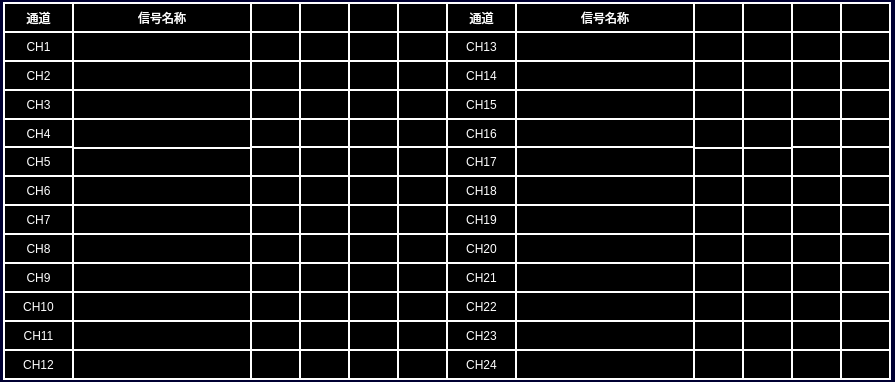
Old version of the form tcdicontrol.ui in the repository 994656234/HHL.
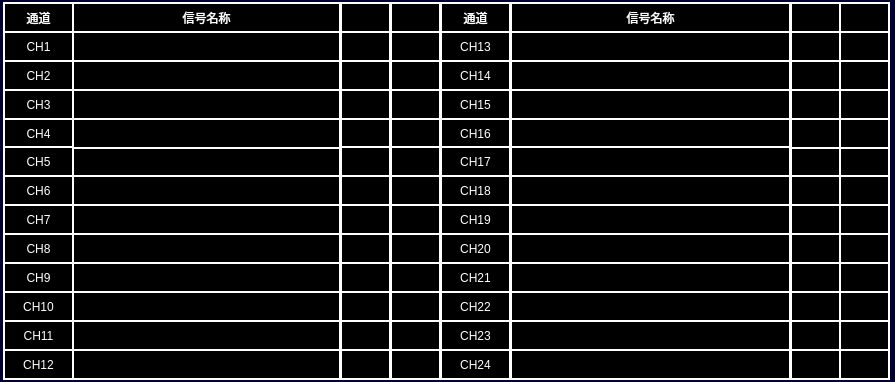
New version of the form.

The edit to the form file:
```diff
--- a/tcdicontrol.ui
+++ b/tcdicontrol.ui
@@ -31,7 +31,7 @@
   <widget class="QLabel" name="lbl_CH3_State2">
    <property name="geometry">
     <rect>
-     <x>299</x>
+     <x>390</x>
      <y>89</y>
      <width>51</width>
      <height>31</height>
@@ -47,7 +47,7 @@
   <widget class="QLabel" name="lbl_CH24_State1">
    <property name="geometry">
     <rect>
-     <x>693</x>
+     <x>790</x>
      <y>349</y>
      <width>51</width>
      <height>31</height>
@@ -63,7 +63,7 @@
   <widget class="QLabel" name="lbl_CH17_State2">
    <property name="geometry">
     <rect>
-     <x>742</x>
+     <x>839</x>
      <y>146</y>
      <width>51</width>
      <height>31</height>
@@ -79,9 +79,9 @@
   <widget class="QLabel" name="lbl_CH15_Name">
    <property name="geometry">
     <rect>
-     <x>515</x>
+     <x>510</x>
      <y>89</y>
-     <width>180</width>
+     <width>281</width>
      <height>31</height>
     </rect>
    </property>
@@ -95,9 +95,9 @@
   <widget class="QLabel" name="lbl_CH16_Name">
    <property name="geometry">
     <rect>
-     <x>515</x>
+     <x>510</x>
      <y>118</y>
-     <width>180</width>
+     <width>281</width>
      <height>31</height>
     </rect>
    </property>
@@ -113,7 +113,7 @@
     <rect>
      <x>72</x>
      <y>320</y>
-     <width>180</width>
+     <width>269</width>
      <height>31</height>
     </rect>
    </property>
@@ -127,7 +127,7 @@
   <widget class="QLabel" name="lbl_CH18_State1">
    <property name="geometry">
     <rect>
-     <x>693</x>
+     <x>790</x>
      <y>175</y>
      <width>51</width>
      <height>31</height>
@@ -143,7 +143,7 @@
   <widget class="QLabel" name="lbl_CH13_State2">
    <property name="geometry">
     <rect>
-     <x>742</x>
+     <x>839</x>
      <y>31</y>
      <width>51</width>
      <height>31</height>
@@ -161,7 +161,7 @@
     <rect>
      <x>72</x>
      <y>60</y>
-     <width>180</width>
+     <width>269</width>
      <height>31</height>
     </rect>
    </property>
@@ -175,7 +175,7 @@
   <widget class="QLabel" name="lblTitle_9">
    <property name="geometry">
     <rect>
-     <x>446</x>
+     <x>440</x>
      <y>2</y>
      <width>71</width>
      <height>31</height>
@@ -191,9 +191,9 @@
   <widget class="QLabel" name="lbl_CH24_Name">
    <property name="geometry">
     <rect>
-     <x>515</x>
+     <x>510</x>
      <y>349</y>
-     <width>180</width>
+     <width>281</width>
      <height>31</height>
     </rect>
    </property>
@@ -207,9 +207,9 @@
   <widget class="QLabel" name="lbl_CH23_Name">
    <property name="geometry">
     <rect>
-     <x>515</x>
+     <x>510</x>
      <y>320</y>
-     <width>180</width>
+     <width>281</width>
      <height>31</height>
     </rect>
    </property>
@@ -223,9 +223,9 @@
   <widget class="QLabel" name="lbl_CH17_Name">
    <property name="geometry">
     <rect>
-     <x>515</x>
+     <x>510</x>
      <y>146</y>
-     <width>180</width>
+     <width>281</width>
      <height>31</height>
     </rect>
    </property>
@@ -239,7 +239,7 @@
   <widget class="QLabel" name="lbl_CH9_State2">
    <property name="geometry">
     <rect>
-     <x>299</x>
+     <x>390</x>
      <y>262</y>
      <width>51</width>
      <height>31</height>
@@ -255,7 +255,7 @@
   <widget class="QLabel" name="lbl_CH23">
    <property name="geometry">
     <rect>
-     <x>446</x>
+     <x>440</x>
      <y>320</y>
      <width>71</width>
      <height>31</height>
@@ -273,7 +273,7 @@
     <rect>
      <x>72</x>
      <y>175</y>
-     <width>180</width>
+     <width>269</width>
      <height>31</height>
     </rect>
    </property>
@@ -287,7 +287,7 @@
   <widget class="QLabel" name="lbl_CH13">
    <property name="geometry">
     <rect>
-     <x>446</x>
+     <x>440</x>
      <y>31</y>
      <width>71</width>
      <height>31</height>
@@ -303,7 +303,7 @@
   <widget class="QLabel" name="lbl_CH2_State1">
    <property name="geometry">
     <rect>
-     <x>250</x>
+     <x>340</x>
      <y>60</y>
      <width>51</width>
      <height>31</height>
@@ -319,7 +319,7 @@
   <widget class="QLabel" name="lbl_CH3_State1">
    <property name="geometry">
     <rect>
-     <x>250</x>
+     <x>340</x>
      <y>89</y>
      <width>51</width>
      <height>31</height>
@@ -335,7 +335,7 @@
   <widget class="QLabel" name="lbl_CH19">
    <property name="geometry">
     <rect>
-     <x>446</x>
+     <x>440</x>
      <y>204</y>
      <width>71</width>
      <height>31</height>
@@ -351,7 +351,7 @@
   <widget class="QLabel" name="lbl_CH12_State2">
    <property name="geometry">
     <rect>
-     <x>299</x>
+     <x>390</x>
      <y>349</y>
      <width>51</width>
      <height>31</height>
@@ -367,7 +367,7 @@
   <widget class="QLabel" name="lbl_CH10_State2">
    <property name="geometry">
     <rect>
-     <x>299</x>
+     <x>390</x>
      <y>291</y>
      <width>51</width>
      <height>31</height>
@@ -383,7 +383,7 @@
   <widget class="QLabel" name="lbl_CH20_State2">
    <property name="geometry">
     <rect>
-     <x>742</x>
+     <x>839</x>
      <y>233</y>
      <width>51</width>
      <height>31</height>
@@ -399,7 +399,7 @@
   <widget class="QLabel" name="lbl_CH9_State1">
    <property name="geometry">
     <rect>
-     <x>250</x>
+     <x>340</x>
      <y>262</y>
      <width>51</width>
      <height>31</height>
@@ -415,9 +415,9 @@
   <widget class="QLabel" name="lbl_CH14_Name">
    <property name="geometry">
     <rect>
-     <x>515</x>
+     <x>510</x>
      <y>60</y>
-     <width>180</width>
+     <width>281</width>
      <height>31</height>
     </rect>
    </property>
@@ -431,7 +431,7 @@
   <widget class="QLabel" name="lbl_CH14_State2">
    <property name="geometry">
     <rect>
-     <x>742</x>
+     <x>839</x>
      <y>60</y>
      <width>51</width>
      <height>31</height>
@@ -463,9 +463,9 @@
   <widget class="QLabel" name="lbl_CH18_Name">
    <property name="geometry">
     <rect>
-     <x>515</x>
+     <x>510</x>
      <y>175</y>
-     <width>180</width>
+     <width>281</width>
      <height>31</height>
     </rect>
    </property>
@@ -481,7 +481,7 @@
     <rect>
      <x>72</x>
      <y>89</y>
-     <width>180</width>
+     <width>269</width>
      <height>31</height>
     </rect>
    </property>
@@ -497,7 +497,7 @@
     <rect>
      <x>72</x>
      <y>204</y>
-     <width>180</width>
+     <width>269</width>
      <height>31</height>
     </rect>
    </property>
@@ -511,7 +511,7 @@
   <widget class="QLabel" name="lbl_CH5_State2">
    <property name="geometry">
     <rect>
-     <x>299</x>
+     <x>390</x>
      <y>146</y>
      <width>51</width>
      <height>31</height>
@@ -527,7 +527,7 @@
   <widget class="QLabel" name="lbl_CH20">
    <property name="geometry">
     <rect>
-     <x>446</x>
+     <x>440</x>
      <y>233</y>
      <width>71</width>
      <height>31</height>
@@ -543,7 +543,7 @@
   <widget class="QLabel" name="lbl_CH22_State1">
    <property name="geometry">
     <rect>
-     <x>693</x>
+     <x>790</x>
      <y>291</y>
      <width>51</width>
      <height>31</height>
@@ -559,7 +559,7 @@
   <widget class="QLabel" name="lbl_CH8_State2">
    <property name="geometry">
     <rect>
-     <x>299</x>
+     <x>390</x>
      <y>233</y>
      <width>51</width>
      <height>31</height>
@@ -575,7 +575,7 @@
   <widget class="QLabel" name="TrainType5">
    <property name="geometry">
     <rect>
-     <x>693</x>
+     <x>790</x>
      <y>2</y>
      <width>51</width>
      <height>31</height>
@@ -607,7 +607,7 @@
   <widget class="QLabel" name="lbl_CH10_State1">
    <property name="geometry">
     <rect>
-     <x>250</x>
+     <x>340</x>
      <y>291</y>
      <width>51</width>
      <height>31</height>
@@ -655,7 +655,7 @@
   <widget class="QLabel" name="lbl_CH15_State2">
    <property name="geometry">
     <rect>
-     <x>742</x>
+     <x>839</x>
      <y>89</y>
      <width>51</width>
      <height>31</height>
@@ -673,7 +673,7 @@
     <rect>
      <x>72</x>
      <y>146</y>
-     <width>180</width>
+     <width>269</width>
      <height>31</height>
     </rect>
    </property>
@@ -703,7 +703,7 @@
   <widget class="QLabel" name="lbl_CH11_State2">
    <property name="geometry">
     <rect>
-     <x>299</x>
+     <x>390</x>
      <y>320</y>
      <width>51</width>
      <height>31</height>
@@ -719,7 +719,7 @@
   <widget class="QLabel" name="lbl_CH14_State1">
    <property name="geometry">
     <rect>
-     <x>693</x>
+     <x>790</x>
      <y>60</y>
      <width>51</width>
      <height>31</height>
@@ -735,9 +735,9 @@
   <widget class="QLabel" name="lbl_CH13_Name">
    <property name="geometry">
     <rect>
-     <x>515</x>
+     <x>510</x>
      <y>31</y>
-     <width>180</width>
+     <width>281</width>
      <height>31</height>
     </rect>
    </property>
@@ -753,7 +753,7 @@
     <rect>
      <x>72</x>
      <y>233</y>
-     <width>180</width>
+     <width>269</width>
      <height>31</height>
     </rect>
    </property>
@@ -767,7 +767,7 @@
   <widget class="QLabel" name="lbl_CH21_State2">
    <property name="geometry">
     <rect>
-     <x>742</x>
+     <x>839</x>
      <y>262</y>
      <width>51</width>
      <height>31</height>
@@ -799,7 +799,7 @@
   <widget class="QLabel" name="lbl_CH4_State1">
    <property name="geometry">
     <rect>
-     <x>250</x>
+     <x>340</x>
      <y>118</y>
      <width>51</width>
      <height>31</height>
@@ -815,7 +815,7 @@
   <widget class="QLabel" name="lbl_CH6_State2">
    <property name="geometry">
     <rect>
-     <x>299</x>
+     <x>390</x>
      <y>175</y>
      <width>51</width>
      <height>31</height>
@@ -831,7 +831,7 @@
   <widget class="QLabel" name="lbl_CH15_State1">
    <property name="geometry">
     <rect>
-     <x>693</x>
+     <x>790</x>
      <y>89</y>
      <width>51</width>
      <height>31</height>
@@ -847,7 +847,7 @@
   <widget class="QLabel" name="lbl_CH12_State1">
    <property name="geometry">
     <rect>
-     <x>250</x>
+     <x>340</x>
      <y>349</y>
      <width>51</width>
      <height>31</height>
@@ -863,7 +863,7 @@
   <widget class="QLabel" name="lbl_CH21">
    <property name="geometry">
     <rect>
-     <x>446</x>
+     <x>440</x>
      <y>262</y>
      <width>71</width>
      <height>31</height>
@@ -879,9 +879,9 @@
   <widget class="QLabel" name="lbl_CH19_Name">
    <property name="geometry">
     <rect>
-     <x>515</x>
+     <x>510</x>
      <y>204</y>
-     <width>180</width>
+     <width>281</width>
      <height>31</height>
     </rect>
    </property>
@@ -911,7 +911,7 @@
   <widget class="QLabel" name="lbl_CH24_State2">
    <property name="geometry">
     <rect>
-     <x>742</x>
+     <x>839</x>
      <y>349</y>
      <width>51</width>
      <height>31</height>
@@ -929,7 +929,7 @@
     <rect>
      <x>72</x>
      <y>118</y>
-     <width>180</width>
+     <width>269</width>
      <height>31</height>
     </rect>
    </property>
@@ -959,7 +959,7 @@
   <widget class="QLabel" name="lbl_CH22">
    <property name="geometry">
     <rect>
-     <x>446</x>
+     <x>440</x>
      <y>291</y>
      <width>71</width>
      <height>31</height>
@@ -975,7 +975,7 @@
   <widget class="QLabel" name="lbl_CH18_State2">
    <property name="geometry">
     <rect>
-     <x>742</x>
+     <x>839</x>
      <y>175</y>
      <width>51</width>
      <height>31</height>
@@ -991,7 +991,7 @@
   <widget class="QLabel" name="lbl_CH7_State2">
    <property name="geometry">
     <rect>
-     <x>299</x>
+     <x>390</x>
      <y>204</y>
      <width>51</width>
      <height>31</height>
@@ -1007,7 +1007,7 @@
   <widget class="QLabel" name="lbl_CH7_State1">
    <property name="geometry">
     <rect>
-     <x>250</x>
+     <x>340</x>
      <y>204</y>
      <width>51</width>
      <height>31</height>
@@ -1025,7 +1025,7 @@
     <rect>
      <x>72</x>
      <y>349</y>
-     <width>180</width>
+     <width>269</width>
      <height>31</height>
     </rect>
    </property>
@@ -1039,7 +1039,7 @@
   <widget class="QLabel" name="lbl_CH17_State1">
    <property name="geometry">
     <rect>
-     <x>693</x>
+     <x>790</x>
      <y>146</y>
      <width>51</width>
      <height>31</height>
@@ -1055,7 +1055,7 @@
   <widget class="QLabel" name="lbl_CH22_State2">
    <property name="geometry">
     <rect>
-     <x>742</x>
+     <x>839</x>
      <y>291</y>
      <width>51</width>
      <height>31</height>
@@ -1071,7 +1071,7 @@
   <widget class="QLabel" name="lbl_CH8_State1">
    <property name="geometry">
     <rect>
-     <x>250</x>
+     <x>340</x>
      <y>233</y>
      <width>51</width>
      <height>31</height>
@@ -1087,7 +1087,7 @@
   <widget class="QLabel" name="lbl_CH23_State1">
    <property name="geometry">
     <rect>
-     <x>693</x>
+     <x>790</x>
      <y>320</y>
      <width>51</width>
      <height>31</height>
@@ -1119,7 +1119,7 @@
   <widget class="QLabel" name="lbl_CH18">
    <property name="geometry">
     <rect>
-     <x>446</x>
+     <x>440</x>
      <y>175</y>
      <width>71</width>
      <height>31</height>
@@ -1135,9 +1135,9 @@
   <widget class="QLabel" name="lbl_CH20_Name">
    <property name="geometry">
     <rect>
-     <x>515</x>
+     <x>510</x>
      <y>233</y>
-     <width>180</width>
+     <width>281</width>
      <height>31</height>
     </rect>
    </property>
@@ -1151,7 +1151,7 @@
   <widget class="QLabel" name="lbl_CH13_State1">
    <property name="geometry">
     <rect>
-     <x>693</x>
+     <x>790</x>
      <y>31</y>
      <width>51</width>
      <height>31</height>
@@ -1167,7 +1167,7 @@
   <widget class="QLabel" name="lbl_CH6_State1">
    <property name="geometry">
     <rect>
-     <x>250</x>
+     <x>340</x>
      <y>175</y>
      <width>51</width>
      <height>31</height>
@@ -1183,7 +1183,7 @@
   <widget class="QLabel" name="lbl_CH14">
    <property name="geometry">
     <rect>
-     <x>446</x>
+     <x>440</x>
      <y>60</y>
      <width>71</width>
      <height>31</height>
@@ -1199,7 +1199,7 @@
   <widget class="QLabel" name="lbl_CH16">
    <property name="geometry">
     <rect>
-     <x>446</x>
+     <x>440</x>
      <y>118</y>
      <width>71</width>
      <height>31</height>
@@ -1215,7 +1215,7 @@
   <widget class="QLabel" name="lbl_CH20_State1">
    <property name="geometry">
     <rect>
-     <x>693</x>
+     <x>790</x>
      <y>233</y>
      <width>51</width>
      <height>31</height>
@@ -1231,7 +1231,7 @@
   <widget class="QLabel" name="TrainType6">
    <property name="geometry">
     <rect>
-     <x>742</x>
+     <x>839</x>
      <y>2</y>
      <width>51</width>
      <height>31</height>
@@ -1263,7 +1263,7 @@
   <widget class="QLabel" name="lbl_CH23_State2">
    <property name="geometry">
     <rect>
-     <x>742</x>
+     <x>839</x>
      <y>320</y>
      <width>51</width>
      <height>31</height>
@@ -1295,7 +1295,7 @@
   <widget class="QLabel" name="lbl_CH5_State1">
    <property name="geometry">
     <rect>
-     <x>250</x>
+     <x>340</x>
      <y>146</y>
      <width>51</width>
      <height>31</height>
@@ -1311,7 +1311,7 @@
   <widget class="QLabel" name="lbl_CH19_State1">
    <property name="geometry">
     <rect>
-     <x>693</x>
+     <x>790</x>
      <y>204</y>
      <width>51</width>
      <height>31</height>
@@ -1329,7 +1329,7 @@
     <rect>
      <x>72</x>
      <y>291</y>
-     <width>180</width>
+     <width>269</width>
      <height>31</height>
     </rect>
    </property>
@@ -1343,7 +1343,7 @@
   <widget class="QLabel" name="lbl_CH16_State1">
    <property name="geometry">
     <rect>
-     <x>693</x>
+     <x>790</x>
      <y>118</y>
      <width>51</width>
      <height>31</height>
@@ -1361,7 +1361,7 @@
     <rect>
      <x>72</x>
      <y>2</y>
-     <width>180</width>
+     <width>269</width>
      <height>31</height>
     </rect>
    </property>
@@ -1375,7 +1375,7 @@
   <widget class="QLabel" name="TrainType2">
    <property name="geometry">
     <rect>
-     <x>299</x>
+     <x>390</x>
      <y>2</y>
      <width>51</width>
      <height>31</height>
@@ -1391,7 +1391,7 @@
   <widget class="QLabel" name="lbl_CH4_State2">
    <property name="geometry">
     <rect>
-     <x>299</x>
+     <x>390</x>
      <y>118</y>
      <width>51</width>
      <height>30</height>
@@ -1423,7 +1423,7 @@
   <widget class="QLabel" name="lbl_CH24">
    <property name="geometry">
     <rect>
-     <x>446</x>
+     <x>440</x>
      <y>349</y>
      <width>71</width>
      <height>31</height>
@@ -1439,7 +1439,7 @@
   <widget class="QLabel" name="lbl_CH1_State1">
    <property name="geometry">
     <rect>
-     <x>250</x>
+     <x>340</x>
      <y>31</y>
      <width>51</width>
      <height>31</height>
@@ -1455,7 +1455,7 @@
   <widget class="QLabel" name="lbl_CH16_State2">
    <property name="geometry">
     <rect>
-     <x>742</x>
+     <x>839</x>
      <y>118</y>
      <width>51</width>
      <height>31</height>
@@ -1471,7 +1471,7 @@
   <widget class="QLabel" name="lbl_CH17">
    <property name="geometry">
     <rect>
-     <x>446</x>
+     <x>440</x>
      <y>146</y>
      <width>71</width>
      <height>31</height>
@@ -1487,9 +1487,9 @@
   <widget class="QLabel" name="lbl_CH21_Name">
    <property name="geometry">
     <rect>
-     <x>515</x>
+     <x>510</x>
      <y>262</y>
-     <width>180</width>
+     <width>281</width>
      <height>31</height>
     </rect>
    </property>
@@ -1503,9 +1503,9 @@
   <widget class="QLabel" name="lbl_CH22_Name">
    <property name="geometry">
     <rect>
-     <x>515</x>
+     <x>510</x>
      <y>291</y>
-     <width>180</width>
+     <width>281</width>
      <height>31</height>
     </rect>
    </property>
@@ -1535,7 +1535,7 @@
   <widget class="QLabel" name="lbl_CH15">
    <property name="geometry">
     <rect>
-     <x>446</x>
+     <x>440</x>
      <y>89</y>
      <width>71</width>
      <height>31</height>
@@ -1553,7 +1553,7 @@
     <rect>
      <x>72</x>
      <y>31</y>
-     <width>180</width>
+     <width>269</width>
      <height>31</height>
     </rect>
    </property>
@@ -1567,7 +1567,7 @@
   <widget class="QLabel" name="lbl_CH19_State2">
    <property name="geometry">
     <rect>
-     <x>742</x>
+     <x>839</x>
      <y>204</y>
      <width>51</width>
      <height>31</height>
@@ -1583,9 +1583,9 @@
   <widget class="QLabel" name="lblTitle_7">
    <property name="geometry">
     <rect>
-     <x>515</x>
+     <x>510</x>
      <y>2</y>
-     <width>180</width>
+     <width>281</width>
      <height>31</height>
     </rect>
    </property>
@@ -1599,7 +1599,7 @@
   <widget class="QLabel" name="lbl_CH21_State1">
    <property name="geometry">
     <rect>
-     <x>693</x>
+     <x>790</x>
      <y>262</y>
      <width>51</width>
      <height>31</height>
@@ -1615,7 +1615,7 @@
   <widget class="QLabel" name="lbl_CH2_State2">
    <property name="geometry">
     <rect>
-     <x>299</x>
+     <x>390</x>
      <y>60</y>
      <width>51</width>
      <height>31</height>
@@ -1633,7 +1633,7 @@
     <rect>
      <x>72</x>
      <y>262</y>
-     <width>180</width>
+     <width>269</width>
      <height>31</height>
     </rect>
    </property>
@@ -1647,7 +1647,7 @@
   <widget class="QLabel" name="lbl_CH1_State2">
    <property name="geometry">
     <rect>
-     <x>299</x>
+     <x>390</x>
      <y>31</y>
      <width>51</width>
      <height>31</height>
@@ -1663,7 +1663,7 @@
   <widget class="QLabel" name="lbl_CH11_State1">
    <property name="geometry">
     <rect>
-     <x>250</x>
+     <x>340</x>
      <y>320</y>
      <width>51</width>
      <height>31</height>
@@ -1679,7 +1679,7 @@
   <widget class="QLabel" name="TrainType1">
    <property name="geometry">
     <rect>
-     <x>250</x>
+     <x>340</x>
      <y>2</y>
      <width>51</width>
      <height>31</height>
@@ -1692,838 +1692,6 @@
     <set>Qt::AlignCenter</set>
    </property>
   </widget>
-  <widget class="QLabel" name="lbl_CH7_State3">
-   <property name="geometry">
-    <rect>
-     <x>348</x>
-     <y>204</y>
-     <width>51</width>
-     <height>31</height>
-    </rect>
-   </property>
-   <property name="text">
-    <string/>
-   </property>
-   <property name="alignment">
-    <set>Qt::AlignCenter</set>
-   </property>
-  </widget>
-  <widget class="QLabel" name="lbl_CH6_State4">
-   <property name="geometry">
-    <rect>
-     <x>397</x>
-     <y>175</y>
-     <width>51</width>
-     <height>31</height>
-    </rect>
-   </property>
-   <property name="text">
-    <string/>
-   </property>
-   <property name="alignment">
-    <set>Qt::AlignCenter</set>
-   </property>
-  </widget>
-  <widget class="QLabel" name="lbl_CH10_State4">
-   <property name="geometry">
-    <rect>
-     <x>397</x>
-     <y>291</y>
-     <width>51</width>
-     <height>31</height>
-    </rect>
-   </property>
-   <property name="text">
-    <string/>
-   </property>
-   <property name="alignment">
-    <set>Qt::AlignCenter</set>
-   </property>
-  </widget>
-  <widget class="QLabel" name="lbl_CH11_State3">
-   <property name="geometry">
-    <rect>
-     <x>348</x>
-     <y>320</y>
-     <width>51</width>
-     <height>31</height>
-    </rect>
-   </property>
-   <property name="text">
-    <string/>
-   </property>
-   <property name="alignment">
-    <set>Qt::AlignCenter</set>
-   </property>
-  </widget>
-  <widget class="QLabel" name="lbl_CH9_State3">
-   <property name="geometry">
-    <rect>
-     <x>348</x>
-     <y>262</y>
-     <width>51</width>
-     <height>31</height>
-    </rect>
-   </property>
-   <property name="text">
-    <string/>
-   </property>
-   <property name="alignment">
-    <set>Qt::AlignCenter</set>
-   </property>
-  </widget>
-  <widget class="QLabel" name="TrainType4">
-   <property name="geometry">
-    <rect>
-     <x>397</x>
-     <y>2</y>
-     <width>51</width>
-     <height>31</height>
-    </rect>
-   </property>
-   <property name="text">
-    <string/>
-   </property>
-   <property name="alignment">
-    <set>Qt::AlignCenter</set>
-   </property>
-  </widget>
-  <widget class="QLabel" name="lbl_CH8_State4">
-   <property name="geometry">
-    <rect>
-     <x>397</x>
-     <y>233</y>
-     <width>51</width>
-     <height>31</height>
-    </rect>
-   </property>
-   <property name="text">
-    <string/>
-   </property>
-   <property name="alignment">
-    <set>Qt::AlignCenter</set>
-   </property>
-  </widget>
-  <widget class="QLabel" name="lbl_CH1_State3">
-   <property name="geometry">
-    <rect>
-     <x>348</x>
-     <y>31</y>
-     <width>51</width>
-     <height>31</height>
-    </rect>
-   </property>
-   <property name="text">
-    <string/>
-   </property>
-   <property name="alignment">
-    <set>Qt::AlignCenter</set>
-   </property>
-  </widget>
-  <widget class="QLabel" name="lbl_CH12_State4">
-   <property name="geometry">
-    <rect>
-     <x>397</x>
-     <y>349</y>
-     <width>51</width>
-     <height>31</height>
-    </rect>
-   </property>
-   <property name="text">
-    <string/>
-   </property>
-   <property name="alignment">
-    <set>Qt::AlignCenter</set>
-   </property>
-  </widget>
-  <widget class="QLabel" name="TrainType3">
-   <property name="geometry">
-    <rect>
-     <x>348</x>
-     <y>2</y>
-     <width>51</width>
-     <height>31</height>
-    </rect>
-   </property>
-   <property name="text">
-    <string/>
-   </property>
-   <property name="alignment">
-    <set>Qt::AlignCenter</set>
-   </property>
-  </widget>
-  <widget class="QLabel" name="lbl_CH2_State4">
-   <property name="geometry">
-    <rect>
-     <x>397</x>
-     <y>60</y>
-     <width>51</width>
-     <height>31</height>
-    </rect>
-   </property>
-   <property name="text">
-    <string/>
-   </property>
-   <property name="alignment">
-    <set>Qt::AlignCenter</set>
-   </property>
-  </widget>
-  <widget class="QLabel" name="lbl_CH3_State4">
-   <property name="geometry">
-    <rect>
-     <x>397</x>
-     <y>89</y>
-     <width>51</width>
-     <height>31</height>
-    </rect>
-   </property>
-   <property name="text">
-    <string/>
-   </property>
-   <property name="alignment">
-    <set>Qt::AlignCenter</set>
-   </property>
-  </widget>
-  <widget class="QLabel" name="lbl_CH6_State3">
-   <property name="geometry">
-    <rect>
-     <x>348</x>
-     <y>175</y>
-     <width>51</width>
-     <height>31</height>
-    </rect>
-   </property>
-   <property name="text">
-    <string/>
-   </property>
-   <property name="alignment">
-    <set>Qt::AlignCenter</set>
-   </property>
-  </widget>
-  <widget class="QLabel" name="lbl_CH4_State3">
-   <property name="geometry">
-    <rect>
-     <x>348</x>
-     <y>118</y>
-     <width>51</width>
-     <height>31</height>
-    </rect>
-   </property>
-   <property name="text">
-    <string/>
-   </property>
-   <property name="alignment">
-    <set>Qt::AlignCenter</set>
-   </property>
-  </widget>
-  <widget class="QLabel" name="lbl_CH5_State3">
-   <property name="geometry">
-    <rect>
-     <x>348</x>
-     <y>146</y>
-     <width>51</width>
-     <height>31</height>
-    </rect>
-   </property>
-   <property name="text">
-    <string/>
-   </property>
-   <property name="alignment">
-    <set>Qt::AlignCenter</set>
-   </property>
-  </widget>
-  <widget class="QLabel" name="lbl_CH3_State3">
-   <property name="geometry">
-    <rect>
-     <x>348</x>
-     <y>89</y>
-     <width>51</width>
-     <height>31</height>
-    </rect>
-   </property>
-   <property name="text">
-    <string/>
-   </property>
-   <property name="alignment">
-    <set>Qt::AlignCenter</set>
-   </property>
-  </widget>
-  <widget class="QLabel" name="lbl_CH8_State3">
-   <property name="geometry">
-    <rect>
-     <x>348</x>
-     <y>233</y>
-     <width>51</width>
-     <height>31</height>
-    </rect>
-   </property>
-   <property name="text">
-    <string/>
-   </property>
-   <property name="alignment">
-    <set>Qt::AlignCenter</set>
-   </property>
-  </widget>
-  <widget class="QLabel" name="lbl_CH7_State4">
-   <property name="geometry">
-    <rect>
-     <x>397</x>
-     <y>204</y>
-     <width>51</width>
-     <height>31</height>
-    </rect>
-   </property>
-   <property name="text">
-    <string/>
-   </property>
-   <property name="alignment">
-    <set>Qt::AlignCenter</set>
-   </property>
-  </widget>
-  <widget class="QLabel" name="lbl_CH4_State4">
-   <property name="geometry">
-    <rect>
-     <x>397</x>
-     <y>118</y>
-     <width>51</width>
-     <height>31</height>
-    </rect>
-   </property>
-   <property name="text">
-    <string/>
-   </property>
-   <property name="alignment">
-    <set>Qt::AlignCenter</set>
-   </property>
-  </widget>
-  <widget class="QLabel" name="lbl_CH11_State4">
-   <property name="geometry">
-    <rect>
-     <x>397</x>
-     <y>320</y>
-     <width>51</width>
-     <height>31</height>
-    </rect>
-   </property>
-   <property name="text">
-    <string/>
-   </property>
-   <property name="alignment">
-    <set>Qt::AlignCenter</set>
-   </property>
-  </widget>
-  <widget class="QLabel" name="lbl_CH5_State4">
-   <property name="geometry">
-    <rect>
-     <x>397</x>
-     <y>146</y>
-     <width>51</width>
-     <height>31</height>
-    </rect>
-   </property>
-   <property name="text">
-    <string/>
-   </property>
-   <property name="alignment">
-    <set>Qt::AlignCenter</set>
-   </property>
-  </widget>
-  <widget class="QLabel" name="lbl_CH10_State3">
-   <property name="geometry">
-    <rect>
-     <x>348</x>
-     <y>291</y>
-     <width>51</width>
-     <height>31</height>
-    </rect>
-   </property>
-   <property name="text">
-    <string/>
-   </property>
-   <property name="alignment">
-    <set>Qt::AlignCenter</set>
-   </property>
-  </widget>
-  <widget class="QLabel" name="lbl_CH12_State3">
-   <property name="geometry">
-    <rect>
-     <x>348</x>
-     <y>349</y>
-     <width>51</width>
-     <height>31</height>
-    </rect>
-   </property>
-   <property name="text">
-    <string/>
-   </property>
-   <property name="alignment">
-    <set>Qt::AlignCenter</set>
-   </property>
-  </widget>
-  <widget class="QLabel" name="lbl_CH2_State3">
-   <property name="geometry">
-    <rect>
-     <x>348</x>
-     <y>60</y>
-     <width>51</width>
-     <height>31</height>
-    </rect>
-   </property>
-   <property name="text">
-    <string/>
-   </property>
-   <property name="alignment">
-    <set>Qt::AlignCenter</set>
-   </property>
-  </widget>
-  <widget class="QLabel" name="lbl_CH9_State4">
-   <property name="geometry">
-    <rect>
-     <x>397</x>
-     <y>262</y>
-     <width>51</width>
-     <height>31</height>
-    </rect>
-   </property>
-   <property name="text">
-    <string/>
-   </property>
-   <property name="alignment">
-    <set>Qt::AlignCenter</set>
-   </property>
-  </widget>
-  <widget class="QLabel" name="lbl_CH1_State4">
-   <property name="geometry">
-    <rect>
-     <x>397</x>
-     <y>31</y>
-     <width>51</width>
-     <height>31</height>
-    </rect>
-   </property>
-   <property name="text">
-    <string/>
-   </property>
-   <property name="alignment">
-    <set>Qt::AlignCenter</set>
-   </property>
-  </widget>
-  <widget class="QLabel" name="lbl_CH18_State3">
-   <property name="geometry">
-    <rect>
-     <x>791</x>
-     <y>175</y>
-     <width>51</width>
-     <height>31</height>
-    </rect>
-   </property>
-   <property name="text">
-    <string/>
-   </property>
-   <property name="alignment">
-    <set>Qt::AlignCenter</set>
-   </property>
-  </widget>
-  <widget class="QLabel" name="lbl_CH13_State3">
-   <property name="geometry">
-    <rect>
-     <x>791</x>
-     <y>31</y>
-     <width>51</width>
-     <height>31</height>
-    </rect>
-   </property>
-   <property name="text">
-    <string/>
-   </property>
-   <property name="alignment">
-    <set>Qt::AlignCenter</set>
-   </property>
-  </widget>
-  <widget class="QLabel" name="lbl_CH24_State4">
-   <property name="geometry">
-    <rect>
-     <x>840</x>
-     <y>349</y>
-     <width>51</width>
-     <height>31</height>
-    </rect>
-   </property>
-   <property name="text">
-    <string/>
-   </property>
-   <property name="alignment">
-    <set>Qt::AlignCenter</set>
-   </property>
-  </widget>
-  <widget class="QLabel" name="lbl_CH14_State4">
-   <property name="geometry">
-    <rect>
-     <x>840</x>
-     <y>60</y>
-     <width>51</width>
-     <height>31</height>
-    </rect>
-   </property>
-   <property name="text">
-    <string/>
-   </property>
-   <property name="alignment">
-    <set>Qt::AlignCenter</set>
-   </property>
-  </widget>
-  <widget class="QLabel" name="lbl_CH20_State3">
-   <property name="geometry">
-    <rect>
-     <x>791</x>
-     <y>233</y>
-     <width>51</width>
-     <height>31</height>
-    </rect>
-   </property>
-   <property name="text">
-    <string/>
-   </property>
-   <property name="alignment">
-    <set>Qt::AlignCenter</set>
-   </property>
-  </widget>
-  <widget class="QLabel" name="lbl_CH19_State3">
-   <property name="geometry">
-    <rect>
-     <x>791</x>
-     <y>204</y>
-     <width>51</width>
-     <height>31</height>
-    </rect>
-   </property>
-   <property name="text">
-    <string/>
-   </property>
-   <property name="alignment">
-    <set>Qt::AlignCenter</set>
-   </property>
-  </widget>
-  <widget class="QLabel" name="lbl_CH22_State4">
-   <property name="geometry">
-    <rect>
-     <x>840</x>
-     <y>291</y>
-     <width>51</width>
-     <height>31</height>
-    </rect>
-   </property>
-   <property name="text">
-    <string/>
-   </property>
-   <property name="alignment">
-    <set>Qt::AlignCenter</set>
-   </property>
-  </widget>
-  <widget class="QLabel" name="lbl_CH16_State3">
-   <property name="geometry">
-    <rect>
-     <x>791</x>
-     <y>118</y>
-     <width>51</width>
-     <height>31</height>
-    </rect>
-   </property>
-   <property name="text">
-    <string/>
-   </property>
-   <property name="alignment">
-    <set>Qt::AlignCenter</set>
-   </property>
-  </widget>
-  <widget class="QLabel" name="lbl_CH18_State4">
-   <property name="geometry">
-    <rect>
-     <x>840</x>
-     <y>175</y>
-     <width>51</width>
-     <height>31</height>
-    </rect>
-   </property>
-   <property name="text">
-    <string/>
-   </property>
-   <property name="alignment">
-    <set>Qt::AlignCenter</set>
-   </property>
-  </widget>
-  <widget class="QLabel" name="lbl_CH20_State4">
-   <property name="geometry">
-    <rect>
-     <x>840</x>
-     <y>233</y>
-     <width>51</width>
-     <height>31</height>
-    </rect>
-   </property>
-   <property name="text">
-    <string/>
-   </property>
-   <property name="alignment">
-    <set>Qt::AlignCenter</set>
-   </property>
-  </widget>
-  <widget class="QLabel" name="lbl_CH21_State3">
-   <property name="geometry">
-    <rect>
-     <x>791</x>
-     <y>262</y>
-     <width>51</width>
-     <height>31</height>
-    </rect>
-   </property>
-   <property name="text">
-    <string/>
-   </property>
-   <property name="alignment">
-    <set>Qt::AlignCenter</set>
-   </property>
-  </widget>
-  <widget class="QLabel" name="lbl_CH23_State3">
-   <property name="geometry">
-    <rect>
-     <x>791</x>
-     <y>320</y>
-     <width>51</width>
-     <height>31</height>
-    </rect>
-   </property>
-   <property name="text">
-    <string/>
-   </property>
-   <property name="alignment">
-    <set>Qt::AlignCenter</set>
-   </property>
-  </widget>
-  <widget class="QLabel" name="lbl_CH16_State4">
-   <property name="geometry">
-    <rect>
-     <x>840</x>
-     <y>118</y>
-     <width>51</width>
-     <height>31</height>
-    </rect>
-   </property>
-   <property name="text">
-    <string/>
-   </property>
-   <property name="alignment">
-    <set>Qt::AlignCenter</set>
-   </property>
-  </widget>
-  <widget class="QLabel" name="lbl_CH15_State3">
-   <property name="geometry">
-    <rect>
-     <x>791</x>
-     <y>89</y>
-     <width>51</width>
-     <height>31</height>
-    </rect>
-   </property>
-   <property name="text">
-    <string/>
-   </property>
-   <property name="alignment">
-    <set>Qt::AlignCenter</set>
-   </property>
-  </widget>
-  <widget class="QLabel" name="lbl_CH21_State4">
-   <property name="geometry">
-    <rect>
-     <x>840</x>
-     <y>262</y>
-     <width>51</width>
-     <height>31</height>
-    </rect>
-   </property>
-   <property name="text">
-    <string/>
-   </property>
-   <property name="alignment">
-    <set>Qt::AlignCenter</set>
-   </property>
-  </widget>
-  <widget class="QLabel" name="lbl_CH14_State3">
-   <property name="geometry">
-    <rect>
-     <x>791</x>
-     <y>60</y>
-     <width>51</width>
-     <height>31</height>
-    </rect>
-   </property>
-   <property name="text">
-    <string/>
-   </property>
-   <property name="alignment">
-    <set>Qt::AlignCenter</set>
-   </property>
-  </widget>
-  <widget class="QLabel" name="TrainType8">
-   <property name="geometry">
-    <rect>
-     <x>840</x>
-     <y>2</y>
-     <width>51</width>
-     <height>31</height>
-    </rect>
-   </property>
-   <property name="text">
-    <string/>
-   </property>
-   <property name="alignment">
-    <set>Qt::AlignCenter</set>
-   </property>
-  </widget>
-  <widget class="QLabel" name="lbl_CH23_State4">
-   <property name="geometry">
-    <rect>
-     <x>840</x>
-     <y>320</y>
-     <width>51</width>
-     <height>31</height>
-    </rect>
-   </property>
-   <property name="text">
-    <string/>
-   </property>
-   <property name="alignment">
-    <set>Qt::AlignCenter</set>
-   </property>
-  </widget>
-  <widget class="QLabel" name="lbl_CH22_State3">
-   <property name="geometry">
-    <rect>
-     <x>791</x>
-     <y>291</y>
-     <width>51</width>
-     <height>31</height>
-    </rect>
-   </property>
-   <property name="text">
-    <string/>
-   </property>
-   <property name="alignment">
-    <set>Qt::AlignCenter</set>
-   </property>
-  </widget>
-  <widget class="QLabel" name="lbl_CH17_State4">
-   <property name="geometry">
-    <rect>
-     <x>840</x>
-     <y>146</y>
-     <width>51</width>
-     <height>31</height>
-    </rect>
-   </property>
-   <property name="text">
-    <string/>
-   </property>
-   <property name="alignment">
-    <set>Qt::AlignCenter</set>
-   </property>
-  </widget>
-  <widget class="QLabel" name="TrainType7">
-   <property name="geometry">
-    <rect>
-     <x>791</x>
-     <y>2</y>
-     <width>51</width>
-     <height>31</height>
-    </rect>
-   </property>
-   <property name="text">
-    <string/>
-   </property>
-   <property name="alignment">
-    <set>Qt::AlignCenter</set>
-   </property>
-  </widget>
-  <widget class="QLabel" name="lbl_CH15_State4">
-   <property name="geometry">
-    <rect>
-     <x>840</x>
-     <y>89</y>
-     <width>51</width>
-     <height>31</height>
-    </rect>
-   </property>
-   <property name="text">
-    <string/>
-   </property>
-   <property name="alignment">
-    <set>Qt::AlignCenter</set>
-   </property>
-  </widget>
-  <widget class="QLabel" name="lbl_CH19_State4">
-   <property name="geometry">
-    <rect>
-     <x>840</x>
-     <y>204</y>
-     <width>51</width>
-     <height>31</height>
-    </rect>
-   </property>
-   <property name="text">
-    <string/>
-   </property>
-   <property name="alignment">
-    <set>Qt::AlignCenter</set>
-   </property>
-  </widget>
-  <widget class="QLabel" name="lbl_CH13_State4">
-   <property name="geometry">
-    <rect>
-     <x>840</x>
-     <y>31</y>
-     <width>51</width>
-     <height>31</height>
-    </rect>
-   </property>
-   <property name="text">
-    <string/>
-   </property>
-   <property name="alignment">
-    <set>Qt::AlignCenter</set>
-   </property>
-  </widget>
-  <widget class="QLabel" name="lbl_CH17_State3">
-   <property name="geometry">
-    <rect>
-     <x>791</x>
-     <y>146</y>
-     <width>51</width>
-     <height>31</height>
-    </rect>
-   </property>
-   <property name="text">
-    <string/>
-   </property>
-   <property name="alignment">
-    <set>Qt::AlignCenter</set>
-   </property>
-  </widget>
-  <widget class="QLabel" name="lbl_CH24_State3">
-   <property name="geometry">
-    <rect>
-     <x>791</x>
-     <y>349</y>
-     <width>51</width>
-     <height>31</height>
-    </rect>
-   </property>
-   <property name="text">
-    <string/>
-   </property>
-   <property name="alignment">
-    <set>Qt::AlignCenter</set>
-   </property>
-  </widget>
  </widget>
  <resources/>
  <connections/>
```
